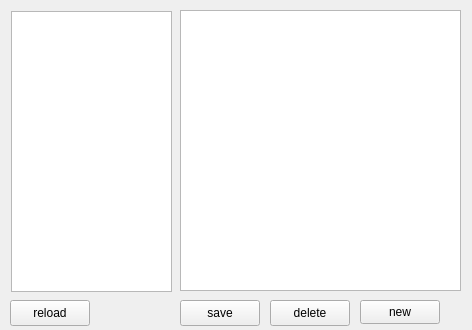
Old version of the form mainwindow.ui in the repository FurryWolfX/linux-desktop-file-manager.
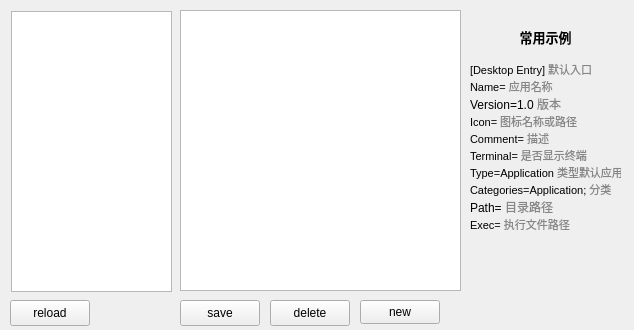
New version of the form.

```diff
--- a/mainwindow.ui
+++ b/mainwindow.ui
@@ -9,7 +9,7 @@
    <rect>
     <x>0</x>
     <y>0</y>
-    <width>472</width>
+    <width>634</width>
     <height>330</height>
    </rect>
   </property>
@@ -125,6 +125,39 @@
      <string>new</string>
     </property>
    </widget>
+   <widget class="QLabel" name="label">
+    <property name="geometry">
+     <rect>
+      <x>470</x>
+      <y>10</y>
+      <width>151</width>
+      <height>241</height>
+     </rect>
+    </property>
+    <property name="text">
+     <string>&lt;html&gt;
+ &lt;head&gt;
+ &lt;style&gt;
+p {margin:0;}
+&lt;/style&gt;
+&lt;/head&gt;
+ &lt;body&gt;
+  &lt;p align=&quot;center&quot;&gt;&lt;span style=&quot; font-size:10pt; font-weight:600;&quot;&gt;常用示例&lt;/span&gt;&lt;/p&gt;
+  &lt;br /&gt;
+  &lt;p align=&quot;justify&quot;&gt;&lt;span style=&quot; font-size:8pt;&quot;&gt;[Desktop Entry] &lt;/span&gt;&lt;span style=&quot; font-size:8pt; color:#868686;&quot;&gt;默认入口&lt;/span&gt;&lt;/p&gt;
+  &lt;p align=&quot;justify&quot;&gt;&lt;span style=&quot; font-size:8pt;&quot;&gt;Name= &lt;/span&gt;&lt;span style=&quot; font-size:8pt; color:#868686;&quot;&gt;应用名称&lt;/span&gt;&lt;/p&gt;
+  &lt;p align=&quot;justify&quot;&gt;Version=1.0 &lt;span style=&quot; color:#868686;&quot;&gt;版本&lt;/span&gt;&lt;/p&gt;
+  &lt;p align=&quot;justify&quot;&gt;&lt;span style=&quot; font-size:8pt;&quot;&gt;Icon= &lt;/span&gt;&lt;span style=&quot; font-size:8pt; color:#868686;&quot;&gt;图标名称或路径&lt;/span&gt;&lt;/p&gt;
+  &lt;p align=&quot;justify&quot;&gt;&lt;span style=&quot; font-size:8pt;&quot;&gt;Comment= &lt;/span&gt;&lt;span style=&quot; font-size:8pt; color:#868686;&quot;&gt;描述&lt;/span&gt;&lt;/p&gt;
+  &lt;p align=&quot;justify&quot;&gt;&lt;span style=&quot; font-size:8pt;&quot;&gt;Terminal= &lt;/span&gt;&lt;span style=&quot; font-size:8pt; color:#868686;&quot;&gt;是否显示终端&lt;/span&gt;&lt;/p&gt;
+  &lt;p align=&quot;justify&quot;&gt;&lt;span style=&quot; font-size:8pt;&quot;&gt;Type=Application &lt;/span&gt;&lt;span style=&quot; font-size:8pt; color:#868686;&quot;&gt;类型默认应用&lt;/span&gt;&lt;/p&gt;
+  &lt;p align=&quot;justify&quot;&gt;&lt;span style=&quot; font-size:8pt;&quot;&gt;Categories=Application; &lt;/span&gt;&lt;span style=&quot; font-size:8pt; color:#868686;&quot;&gt;分类&lt;/span&gt;&lt;/p&gt;
+  &lt;p align=&quot;justify&quot;&gt;Path= &lt;span style=&quot; color:#868686;&quot;&gt;目录路径&lt;/span&gt;&lt;/p&gt;
+  &lt;p align=&quot;justify&quot;&gt;&lt;span style=&quot; font-size:8pt;&quot;&gt;Exec= &lt;/span&gt;&lt;span style=&quot; font-size:8pt; color:#868686;&quot;&gt;执行文件路径&lt;/span&gt;&lt;/p&gt;
+ &lt;/body&gt;
+&lt;/html&gt;</string>
+    </property>
+   </widget>
   </widget>
  </widget>
  <layoutdefault spacing="6" margin="11"/>
```
Left out of the diff: 10 changed lines with no effect on the pictures.
